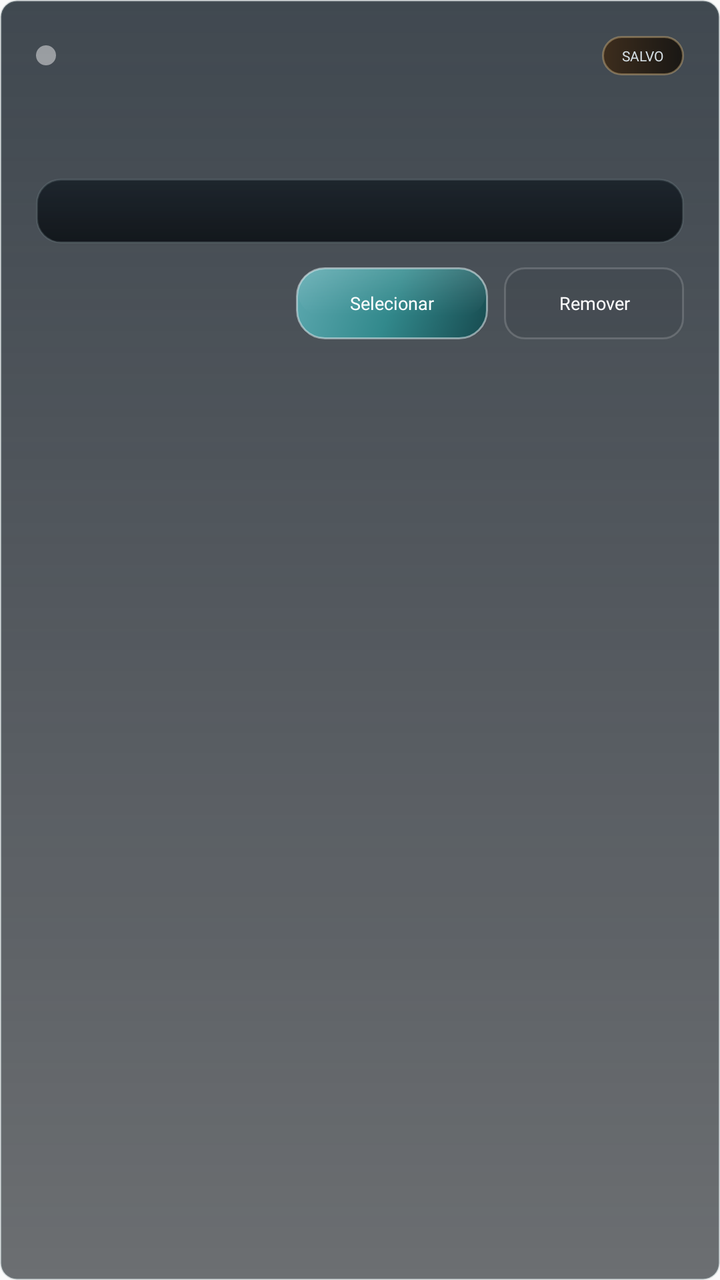
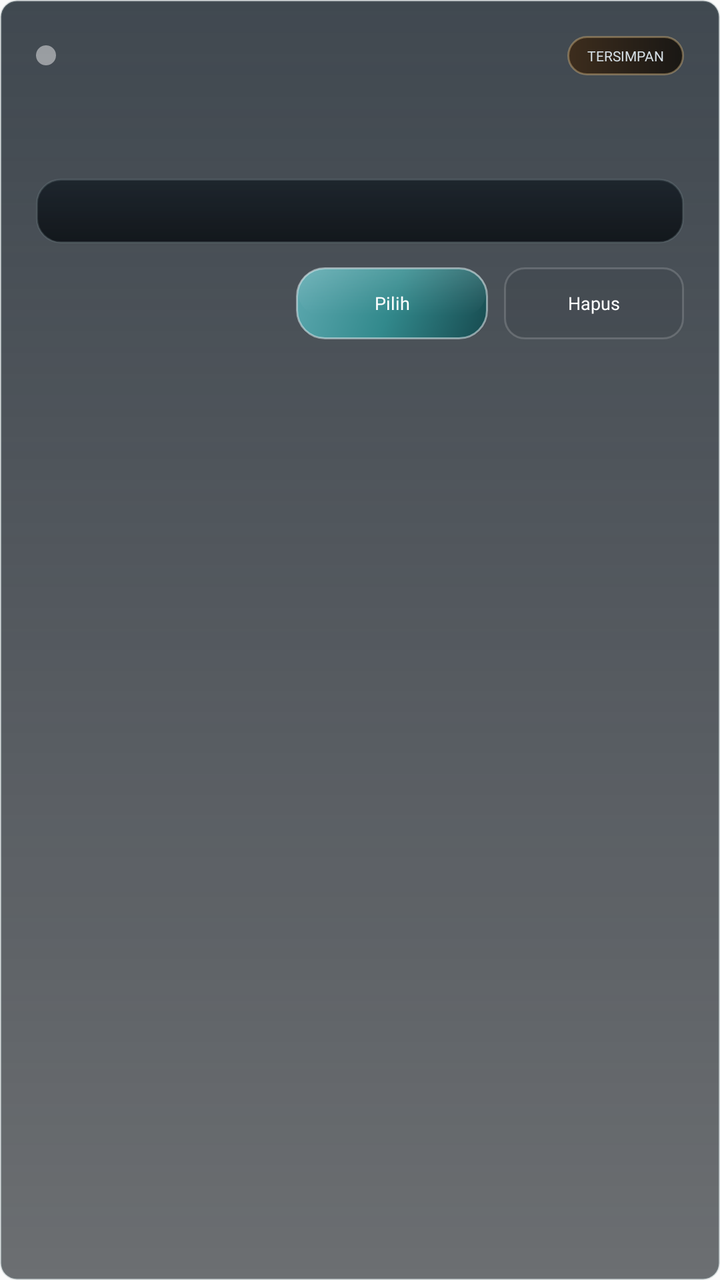

Before-and-after screenshots of an Android layout around one commit, followed by the original layout XML and the change that was made.
<!-- AndroidManifest.xml: application theme Theme.AppCompat.Light.NoActionBar.FullScreen -->
<!-- res/layout/item_server_selector.xml -->
<?xml version="1.0" encoding="utf-8"?>
<LinearLayout xmlns:android="http://schemas.android.com/apk/res/android"
    android:layout_width="match_parent"
    android:layout_height="wrap_content"
    android:layout_marginBottom="14dp"
    android:background="@drawable/home_server_option_default"
    android:orientation="vertical"
    android:paddingStart="18dp"
    android:paddingTop="18dp"
    android:paddingEnd="18dp"
    android:paddingBottom="18dp">

    <LinearLayout
        android:layout_width="match_parent"
        android:layout_height="wrap_content"
        android:gravity="center_vertical"
        android:orientation="horizontal">

        <View
            android:id="@+id/item_server_status"
            android:layout_width="10dp"
            android:layout_height="10dp"
            android:layout_marginEnd="10dp"
            android:background="@drawable/server_status_dot_loading" />

        <TextView
            android:id="@+id/item_server_name"
            android:layout_width="0dp"
            android:layout_height="wrap_content"
            android:layout_weight="1"
            android:ellipsize="end"
            android:fontFamily="@font/montserrat_bold"
            android:maxLines="1"
            android:textColor="@android:color/white"
            android:textSize="13sp" />

        <TextView
            android:layout_width="wrap_content"
            android:layout_height="wrap_content"
            android:background="@drawable/launcher_badge_gold"
            android:fontFamily="@font/montserrat_bold"
            android:paddingStart="10dp"
            android:paddingTop="5dp"
            android:paddingEnd="10dp"
            android:paddingBottom="5dp"
            android:text="SALVO"
            android:textAllCaps="true"
            android:textColor="@color/launcher_text_secondary"
            android:textSize="7sp" />
    </LinearLayout>

    <TextView
        android:id="@+id/item_server_players"
        android:layout_width="match_parent"
        android:layout_height="wrap_content"
        android:layout_marginTop="10dp"
        android:fontFamily="@font/montserrat_bold"
        android:textColor="@color/launcher_text_secondary"
        android:textSize="10sp" />

    <TextView
        android:id="@+id/item_server_meta"
        android:layout_width="match_parent"
        android:layout_height="wrap_content"
        android:layout_marginTop="6dp"
        android:fontFamily="@font/montserrat_medium"
        android:textColor="@color/launcher_text_muted"
        android:textSize="8.5sp" />

    <TextView
        android:id="@+id/item_server_address"
        android:layout_width="match_parent"
        android:layout_height="wrap_content"
        android:layout_marginTop="10dp"
        android:background="@drawable/launcher_field_surface_dark"
        android:fontFamily="@font/montserrat_medium"
        android:paddingStart="12dp"
        android:paddingTop="10dp"
        android:paddingEnd="12dp"
        android:paddingBottom="10dp"
        android:textColor="#D8E2EC"
        android:textSize="9sp" />

    <LinearLayout
        android:layout_width="match_parent"
        android:layout_height="wrap_content"
        android:layout_marginTop="12dp"
        android:gravity="end"
        android:orientation="horizontal">

        <TextView
            android:id="@+id/item_server_select_action"
            android:layout_width="wrap_content"
            android:layout_height="36dp"
            android:background="@drawable/home_server_select_button"
            android:fontFamily="@font/montserrat_bold"
            android:gravity="center"
            android:minWidth="96dp"
            android:paddingStart="16dp"
            android:paddingEnd="16dp"
            android:text="Selecionar"
            android:textColor="@android:color/white"
            android:textSize="9sp" />

        <TextView
            android:id="@+id/item_server_remove_action"
            android:layout_width="wrap_content"
            android:layout_height="36dp"
            android:layout_marginStart="8dp"
            android:background="@drawable/home_action_text_button"
            android:fontFamily="@font/montserrat_bold"
            android:gravity="center"
            android:minWidth="90dp"
            android:paddingStart="16dp"
            android:paddingEnd="16dp"
            android:text="Remover"
            android:textColor="@android:color/white"
            android:textSize="9sp" />
    </LinearLayout>

</LinearLayout>
<!-- resources referenced by this layout -->
<resources>
  <color name="launcher_text_muted">#8FA1AE</color>
  <color name="launcher_text_secondary">#D4DEE4</color>
  <!-- drawable home_action_text_button (drawable) -->
  <?xml version="1.0" encoding="utf-8"?>
  <shape xmlns:android="http://schemas.android.com/apk/res/android"
      android:shape="rectangle">
      <solid android:color="#140F141A" />
      <corners android:radius="10dp" />
      <stroke
          android:width="1dp"
          android:color="#2AFFFFFF" />
  </shape>
  <!-- drawable home_server_option_default (drawable) -->
  <?xml version="1.0" encoding="utf-8"?>
  <shape xmlns:android="http://schemas.android.com/apk/res/android"
      android:shape="rectangle">
      <gradient
                  android:angle="270"
                  android:startColor="#D31A242D"
                  android:centerColor="#B510171F"
                  android:endColor="#96080D12" />
      <corners android:radius="8dp" />
      <stroke
          android:width="1dp"
          android:color="@color/launcher_border_soft" />
  </shape>
  <!-- drawable launcher_badge_gold (drawable) -->
  <?xml version="1.0" encoding="utf-8"?>
  <shape xmlns:android="http://schemas.android.com/apk/res/android"
      android:shape="rectangle">
      <gradient
          android:angle="0"
          android:startColor="#3D2D1D"
          android:endColor="#191714" />
      <corners android:radius="10dp" />
      <stroke
          android:width="1dp"
          android:color="#6AD8B77E" />
  </shape>
  <!-- drawable launcher_field_surface_dark (drawable) -->
  <?xml version="1.0" encoding="utf-8"?>
  <shape xmlns:android="http://schemas.android.com/apk/res/android"
      android:shape="rectangle">
      <gradient
          android:angle="270"
          android:startColor="#C9121A22"
          android:endColor="#D2070B0F" />
      <corners android:radius="12dp" />
      <stroke
          android:width="1dp"
          android:color="@color/launcher_border_soft" />
  </shape>
  <!-- drawable server_status_dot_loading (drawable) -->
  <?xml version="1.0" encoding="utf-8"?>
  <shape xmlns:android="http://schemas.android.com/apk/res/android"
      android:shape="oval">
      <solid android:color="#76FFFFFF" />
  </shape>
  <style name="Theme.AppCompat.Light.NoActionBar.FullScreen" parent="@style/Theme.AppCompat.Light.NoActionBar">
          <item name="android:windowNoTitle">true</item>
          <item name="android:windowActionBar">false</item>
          <item name="android:windowFullscreen">true</item>
          <item name="android:windowContentOverlay">@null</item>
          <item name="android:windowLayoutInDisplayCutoutMode">shortEdges</item>
      </style>
  <color name="launcher_border_soft">#42798A91</color>
  <color name="launcher_accent_teal">#32898C</color>
  <color name="launcher_accent_teal_dark">#174A4F</color>
  <!-- unchanged entries left out for length: 1 -->
</resources>

<!-- the commit's change to res/layout/item_server_selector.xml (unified diff, before → after) -->
@@ -43,7 +43,7 @@
             android:paddingTop="5dp"
             android:paddingEnd="10dp"
             android:paddingBottom="5dp"
-            android:text="SALVO"
+            android:text="TERSIMPAN"
             android:textAllCaps="true"
             android:textColor="@color/launcher_text_secondary"
             android:textSize="7sp" />
@@ -98,7 +98,7 @@
             android:minWidth="96dp"
             android:paddingStart="16dp"
             android:paddingEnd="16dp"
-            android:text="Selecionar"
+            android:text="Pilih"
             android:textColor="@android:color/white"
             android:textSize="9sp" />
 
@@ -113,7 +113,7 @@
             android:minWidth="90dp"
             android:paddingStart="16dp"
             android:paddingEnd="16dp"
-            android:text="Remover"
+            android:text="Hapus"
             android:textColor="@android:color/white"
             android:textSize="9sp" />
     </LinearLayout>
